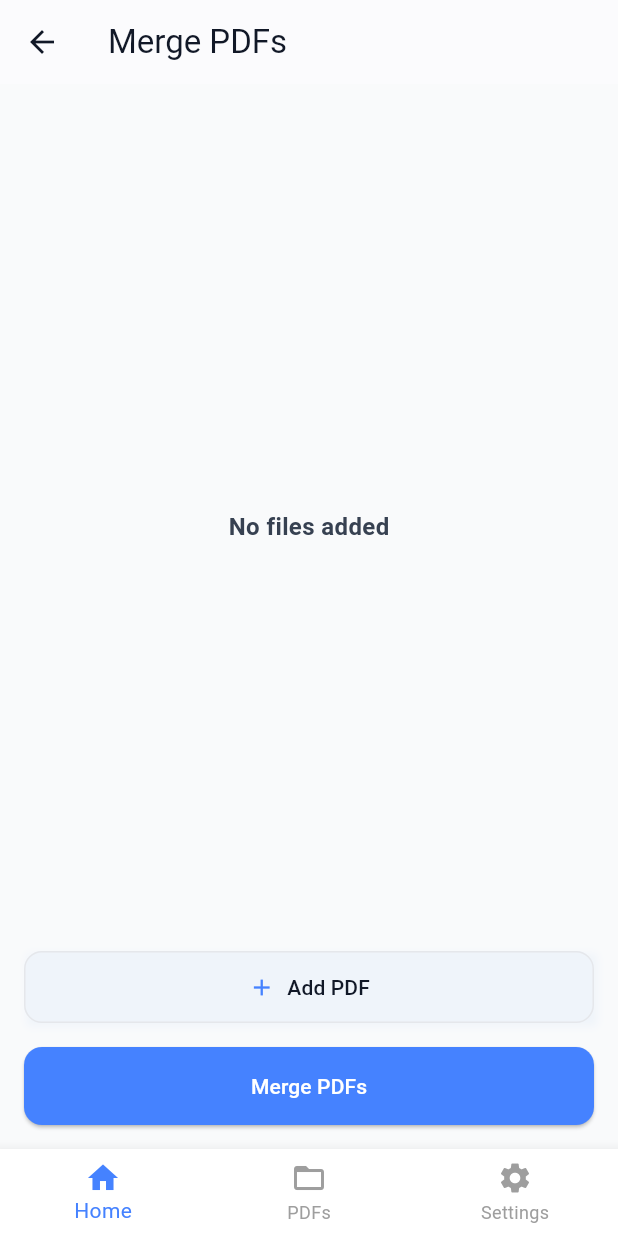
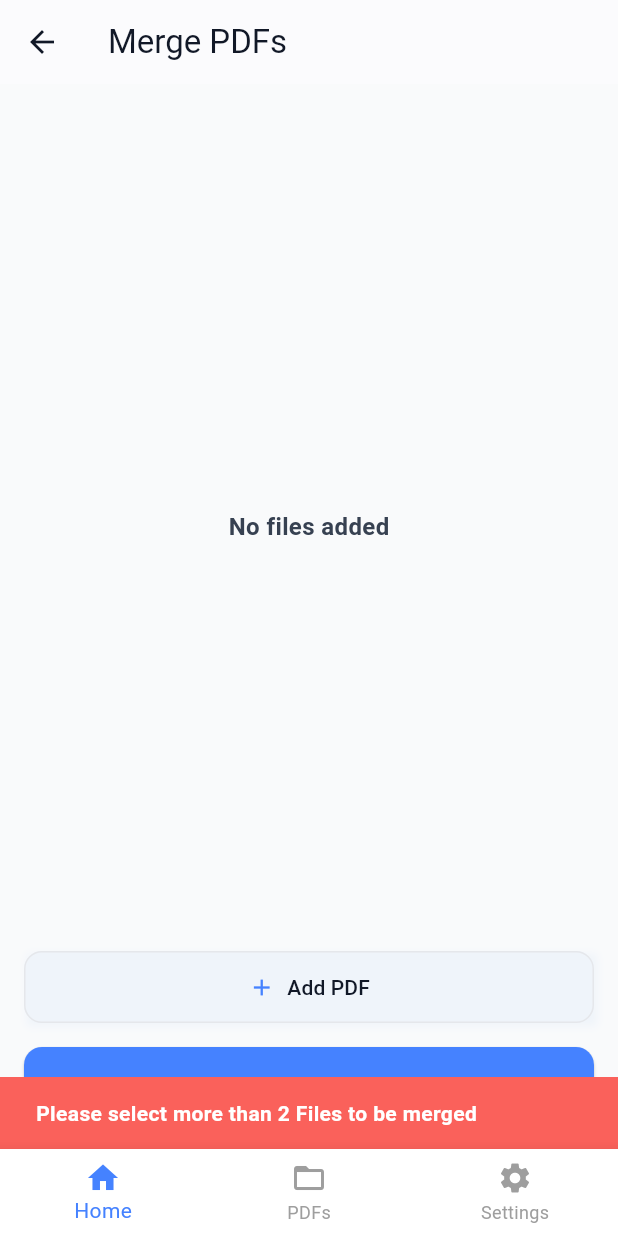
Before and after one commit to ale-russ/mobile_pdf_tool, a Flutter app: the MergePdfScreen screen opened by its route, after a tap on "Merge PDFs", on a phone screen of 412 x 824 dp. Run offline on Flutter 3.47's test engine with Material 3 defaults, Android fonts, the light colour scheme and no system bars; our stand-ins replace camera, dio, file_picker, flutter_riverpod, go_router, image_picker and 3 more; missing offline and left inert: google_mlkit_text_recognition, syncfusion_flutter_pdf, syncfusion_flutter_pdfviewer; accounts and stored records are empty.

Commit message:
updating working branch

```diff
--- a/pdf_tool/lib/pages/home/home.dart
+++ b/pdf_tool/lib/pages/home/home.dart
@@ -30,6 +30,7 @@ class HomeScreen extends ConsumerWidget {
       body: Padding(
         padding: const EdgeInsets.all(16),
         child: ListView(
+          physics: const NeverScrollableScrollPhysics(),
           children: [
             GridView.count(
               crossAxisCount: 2,
--- a/pdf_tool/lib/pages/home/merge_pdf.dart
+++ b/pdf_tool/lib/pages/home/merge_pdf.dart
@@ -14,6 +14,7 @@ import '../../providers/pdf_state_provider.dart';
 import '../../utils/app_colors.dart';
 import '../../utils/pdf_util.dart';
 import '../../widgets/add_button.dart';
+import '../../widgets/recent_files_widget.dart';
 
 class MergePdfScreen extends ConsumerStatefulWidget {
   const MergePdfScreen({super.key});
@@ -24,37 +25,6 @@ class MergePdfScreen extends ConsumerStatefulWidget {
 
 class _MergePdfScreenState extends ConsumerState<MergePdfScreen> {
   final int maxFileSizeForFrontend = 5 * 1024 * 1024;
-
-  // void _pickFiles() async {
-  //   FilePickerResult? result = await FilePicker.platform.pickFiles(
-  //     type: FileType.any,
-  //     allowMultiple: true,
-  //     // allowedExtensions: ['pdf'],
-  //   );
-
-  //   log('Picked files: ${result?.paths}');
-  //   if (result != null && result.files.isNotEmpty) {
-  //     final validPaths =
-  //         result.paths
-  //             .whereType<String>()
-  //             .where((path) => File(path).existsSync())
-  //             .toList();
-  //     log('Valid paths: $validPaths');
-  //     if (validPaths.isNotEmpty) {
-  //       List<String> paths = result.paths.whereType<String>().toList();
-  //       ref.read(pdfStateProvider.notifier).setPdfPath(paths);
-  //       ref.read(pdfStateProvider.notifier).state = ref
-  //           .read(pdfStateProvider)
-  //           .copyWith(selectedPdfs: validPaths);
-
-  //       ref.read(actionHistoryProvider.notifier).addAction('Imported PDF');
-  //     } else {
-  //       ScaffoldMessenger.of(
-  //         context,
-  //       ).showSnackBar(SnackBar(content: Text("No Valid PDFs found!")));
-  //     }
-  //   }
-  // }
 
   void _mergePDFs(WidgetRef ref, BuildContext context) async {
     final pdfState = ref.watch(pdfStateProvider);
@@ -211,15 +181,30 @@ class _MergePdfScreenState extends ConsumerState<MergePdfScreen> {
             AddButton(),
             const SizedBox(height: 16),
 
+            // DisplayRecentFiles(),
+
+            // const SizedBox(height: 16),
             // Merge Button
             SizedBox(
               width: double.infinity,
               child: ElevatedButton(
-                onPressed:
-                    () =>
-                        selectedPdfs.length >= 2
-                            ? _mergePDFs(ref, context)
-                            : null,
+                onPressed: () {
+                  log('selectedPDFs: ${selectedPdfs.length}');
+                  selectedPdfs.length >= 2
+                      ? _mergePDFs(ref, context)
+                      : ScaffoldMessenger.of(context).showSnackBar(
+                        SnackBar(
+                          backgroundColor: AppColors.pdfIconColor,
+                          content: Text(
+                            'Please select more than 2 Files to be merged',
+                            style: TextStyle(
+                              color: TColor.white,
+                              fontWeight: FontWeight.w600,
+                            ),
+                          ),
+                        ),
+                      );
+                },
                 style: ElevatedButton.styleFrom(
                   backgroundColor: AppColors.primaryColor,
                   foregroundColor: Colors.white,
--- a/pdf_tool/lib/widgets/recent_files_widget.dart
+++ b/pdf_tool/lib/widgets/recent_files_widget.dart
@@ -19,7 +19,8 @@ class DisplayRecentFiles extends ConsumerWidget {
       data: (files) {
         log('recentFiles: $files');
 
-        return Column(
+        return SingleChildScrollView(
+          child: Column(
             crossAxisAlignment: CrossAxisAlignment.start,
             children: [
               const Text(
@@ -27,20 +28,22 @@ class DisplayRecentFiles extends ConsumerWidget {
                 style: TextStyle(fontSize: 18, fontWeight: FontWeight.w600),
               ),
               const SizedBox(height: 8),
-            // for (final file in files)
-            //   final filePath = path.basename(file);
               SizedBox(
                 height: 300,
                 child: ListView.builder(
                   itemCount: files.length,
+                  shrinkWrap: true,
+                  physics: const BouncingScrollPhysics(),
                   itemBuilder: (context, index) {
                     final filePath = files[index];
                     final fileName = path.basename(filePath.path);
                     return Container(
-                    padding: const EdgeInsets.symmetric(horizontal: 4),
+                      margin: const EdgeInsets.symmetric(vertical: 4),
+                      padding: const EdgeInsets.symmetric(horizontal: 8),
+                      height: 70,
                       decoration: BoxDecoration(
                         border: Border.all(color: AppColors.borderColor),
-                      color: AppColors.backgroundColor,
+                        color: TColor.textfield,
                         borderRadius: BorderRadius.circular(8),
                       ),
                       child: ListTile(
@@ -71,6 +74,7 @@ class DisplayRecentFiles extends ConsumerWidget {
                 ),
               ),
             ],
+          ),
         );
       },
       loading: () => const CircularProgressIndicator(),
```
Lines whose indentation alone changed are shown as unchanged.
